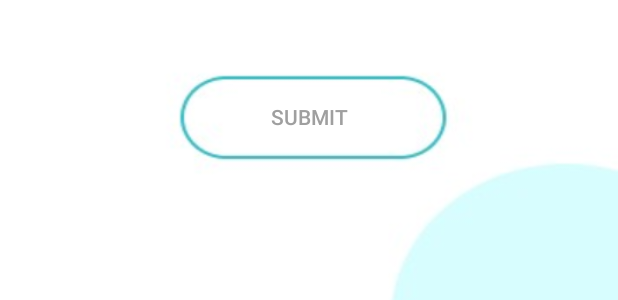
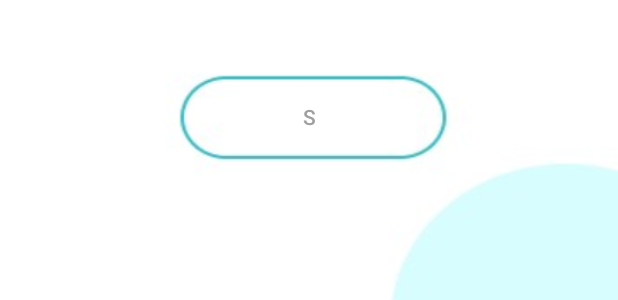
Before and after one commit to BurakBastug/BilKinder, an Android app: the layout login.xml on its own in the app's theme, with its tools: preview values and no code run, on a phone screen of 412 x 824 dp. Shown: the part 852-1152 px from the top of the screen. Run offline under Robolectric (Android 15) with nearby library versions, the phone set to English and light mode, and no system bars.

Commit message:
Try commit

```diff
--- a/app/src/main/res/layout/login.xml
+++ b/app/src/main/res/layout/login.xml
@@ -52,7 +52,7 @@
         android:layout_width="103dp"
         android:layout_height="51dp"
         android:backgroundTint="#FFFFFF"
-        android:text="Submit"
+        android:text="S"
         android:textColor="#9F9F9F"
         android:visibility="visible"
         app:layout_constraintBottom_toBottomOf="parent"
```
